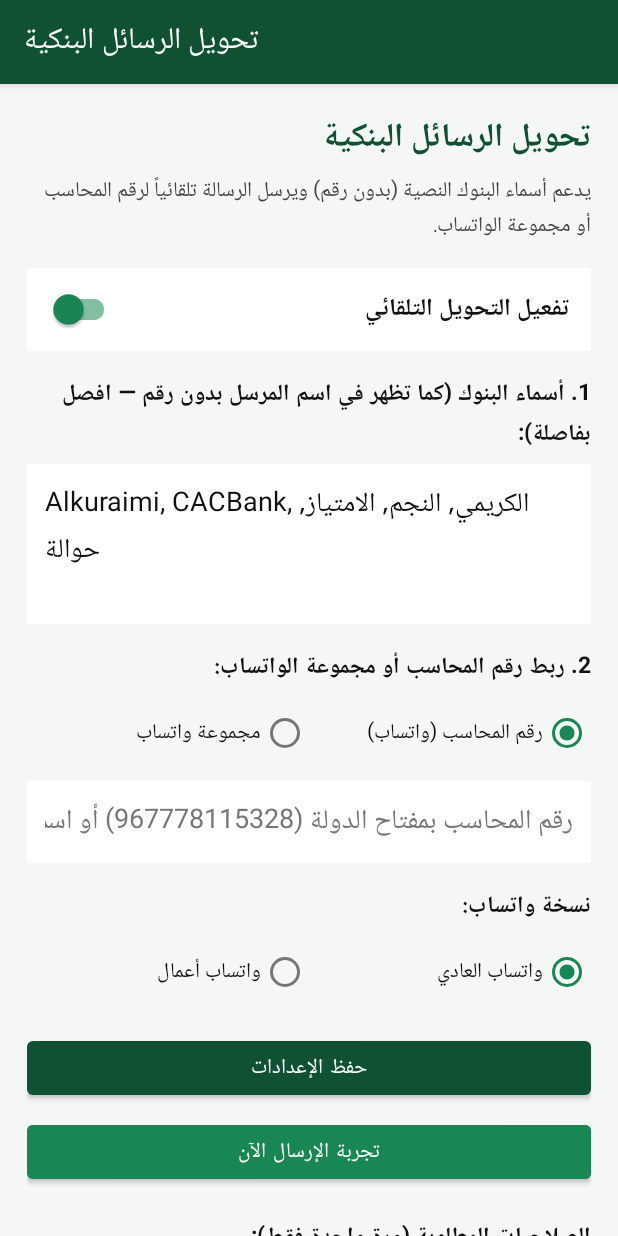
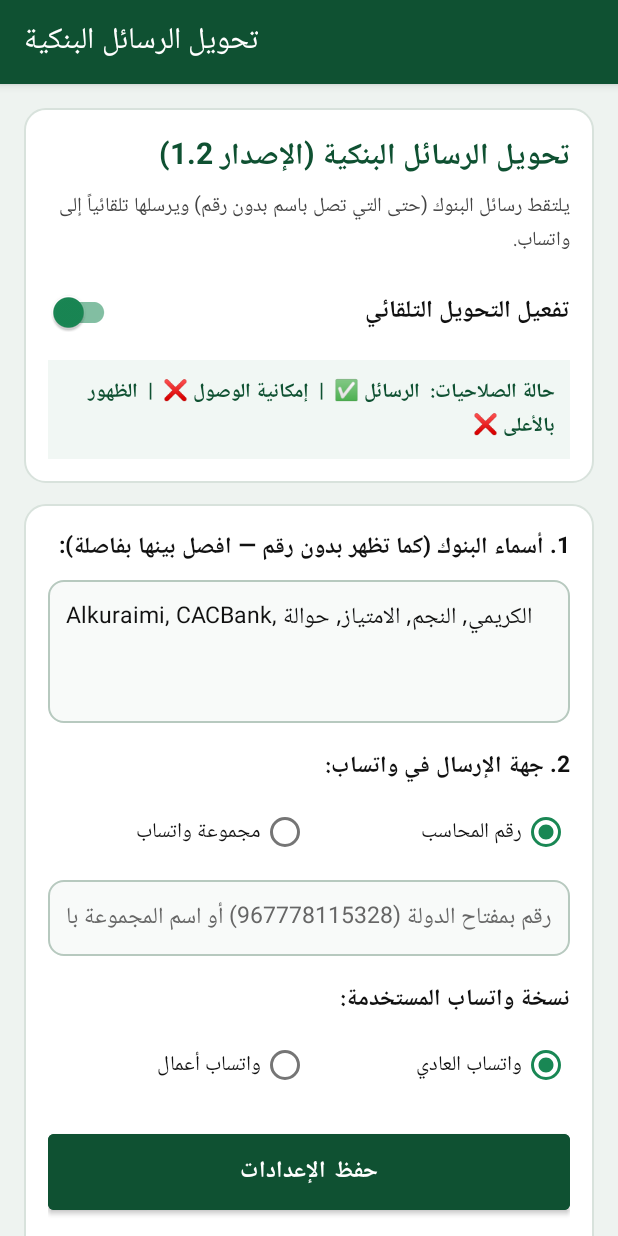
Before and after one commit to ee778115-hub/-, an Android app: the screen it shows after launch (MainActivity), on a phone screen of 412 x 824 dp. Run offline under Robolectric (Android 15) with nearby library versions, the phone set to English and light mode, and no system bars.

Commit message:
Add files via upload

```diff
--- a/BankSmsForwarder/app/build.gradle.kts
+++ b/BankSmsForwarder/app/build.gradle.kts
@@ -11,8 +11,8 @@ android {
         applicationId = "com.banksms.forwarder"
         minSdk = 24
         targetSdk = 34
-        versionCode = 2
-        versionName = "1.1"
+        versionCode = 3
+        versionName = "1.2"
     }
 
     buildTypes {
--- a/BankSmsForwarder/app/src/main/java/com/banksms/forwarder/MainActivity.kt
+++ b/BankSmsForwarder/app/src/main/java/com/banksms/forwarder/MainActivity.kt
@@ -6,6 +6,7 @@ import android.content.pm.PackageManager
 import android.net.Uri
 import android.os.Bundle
 import android.provider.Settings
+import android.text.TextUtils
 import android.widget.Button
 import android.widget.EditText
 import android.widget.RadioButton
@@ -13,6 +14,7 @@ import android.widget.RadioGroup
 import android.widget.TextView
 import android.widget.Toast
 import androidx.appcompat.app.AppCompatActivity
+import androidx.appcompat.app.AppCompatDelegate
 import androidx.core.app.ActivityCompat
 import androidx.core.content.ContextCompat
 import com.google.android.material.switchmaterial.SwitchMaterial
@@ -21,6 +23,7 @@ class MainActivity : AppCompatActivity() {
 
     private lateinit var prefs: PrefsManager
     private lateinit var switchEnabled: SwitchMaterial
+    private lateinit var tvPermissionsSummary: TextView
     private lateinit var etBankSenders: EditText
     private lateinit var rgTargetType: RadioGroup
     private lateinit var rbNumber: RadioButton
@@ -32,12 +35,14 @@ class MainActivity : AppCompatActivity() {
     private lateinit var tvStatusLog: TextView
 
     override fun onCreate(savedInstanceState: Bundle?) {
+        AppCompatDelegate.setDefaultNightMode(AppCompatDelegate.MODE_NIGHT_NO)
         super.onCreate(savedInstanceState)
         setContentView(R.layout.activity_main)
 
         prefs = PrefsManager(this)
 
         switchEnabled = findViewById(R.id.switchEnabled)
+        tvPermissionsSummary = findViewById(R.id.tvPermissionsSummary)
         etBankSenders = findViewById(R.id.etBankSenders)
         rgTargetType = findViewById(R.id.rgTargetType)
         rbNumber = findViewById(R.id.rbNumber)
@@ -62,7 +67,7 @@ class MainActivity : AppCompatActivity() {
                 "Alkuraimi",
                 "رسالة تجريبية: تم استلام حوالة بنكية بنجاح."
             )
-            tvStatusLog.text = "السجل: ${prefs.lastLog}"
+            tvStatusLog.text = prefs.lastLog
         }
 
         findViewById<Button>(R.id.btnSmsPermission).setOnClickListener {
@@ -101,7 +106,36 @@ class MainActivity : AppCompatActivity() {
 
     override fun onResume() {
         super.onResume()
-        tvStatusLog.text = "السجل: ${prefs.lastLog}"
+        tvStatusLog.text = prefs.lastLog
+        updatePermissionSummary()
+    }
+
+    private fun updatePermissionSummary() {
+        val smsOk = ContextCompat.checkSelfPermission(this, Manifest.permission.RECEIVE_SMS) == PackageManager.PERMISSION_GRANTED
+        val accOk = isAccessibilityEnabled()
+        val overlayOk = Settings.canDrawOverlays(this)
+
+        val smsIcon = if (smsOk) "✅" else "❌"
+        val accIcon = if (accOk) "✅" else "❌"
+        val ovIcon = if (overlayOk) "✅" else "❌"
+
+        tvPermissionsSummary.text = "حالة الصلاحيات:  الرسائل $smsIcon  |  إمكانية الوصول $accIcon  |  الظهور بالأعلى $ovIcon"
+    }
+
+    private fun isAccessibilityEnabled(): Boolean {
+        val enabledServices = Settings.Secure.getString(
+            contentResolver,
+            Settings.Secure.ENABLED_ACCESSIBILITY_SERVICES
+        ) ?: return false
+        val colonSplitter = TextUtils.SimpleStringSplitter(':')
+        colonSplitter.setString(enabledServices)
+        while (colonSplitter.hasNext()) {
+            val componentName = colonSplitter.next()
+            if (componentName.contains(packageName, ignoreCase = true)) {
+                return true
+            }
+        }
+        return false
     }
 
     private fun loadSettings() {
@@ -118,7 +152,8 @@ class MainActivity : AppCompatActivity() {
         } else {
             rbWhatsAppNormal.isChecked = true
         }
-        tvStatusLog.text = "السجل: ${prefs.lastLog}"
+        tvStatusLog.text = prefs.lastLog
+        updatePermissionSummary()
     }
 
     private fun saveSettings() {
@@ -143,6 +178,7 @@ class MainActivity : AppCompatActivity() {
 
         if (needed.isEmpty()) {
             Toast.makeText(this, "صلاحية الرسائل ممنوحة بالفعل", Toast.LENGTH_SHORT).show()
+            updatePermissionSummary()
         } else {
             ActivityCompat.requestPermissions(this, needed.toTypedArray(), 101)
         }
--- a/BankSmsForwarder/app/src/main/java/com/banksms/forwarder/WhatsAppForwarder.kt
+++ b/BankSmsForwarder/app/src/main/java/com/banksms/forwarder/WhatsAppForwarder.kt
@@ -45,7 +45,8 @@ object WhatsAppForwarder {
         )
 
         if (targetType == PrefsManager.TARGET_NUMBER) {
-            val cleanPhone = targetValue.replace("+", "").replace(" ", "").replace("-", "")
+            var cleanPhone = targetValue.replace("+", "").replace(" ", "").replace("-", "")
+            if (cleanPhone.startsWith("00")) cleanPhone = cleanPhone.substring(2)
             val encoded = URLEncoder.encode(formattedMessage, "UTF-8")
             val uri = Uri.parse("https://api.whatsapp.com/send?phone=$cleanPhone&text=$encoded")
             val intent = Intent(Intent.ACTION_VIEW, uri).apply {
--- /dev/null
+++ b/BankSmsForwarder/app/src/main/res/drawable/card_bg.xml
@@ -0,0 +1,6 @@
+<?xml version="1.0" encoding="utf-8"?>
+<shape xmlns:android="http://schemas.android.com/apk/res/android" android:shape="rectangle">
+    <solid android:color="#FFFFFF" />
+    <corners android:radius="14dp" />
+    <stroke android:width="1dp" android:color="#D8E2DC" />
+</shape>
--- /dev/null
+++ b/BankSmsForwarder/app/src/main/res/drawable/input_bg.xml
@@ -0,0 +1,6 @@
+<?xml version="1.0" encoding="utf-8"?>
+<shape xmlns:android="http://schemas.android.com/apk/res/android" android:shape="rectangle">
+    <solid android:color="#F8FAF9" />
+    <corners android:radius="10dp" />
+    <stroke android:width="1.2dp" android:color="#B7C9BF" />
+</shape>
--- a/BankSmsForwarder/app/src/main/res/layout/activity_main.xml
+++ b/BankSmsForwarder/app/src/main/res/layout/activity_main.xml
@@ -2,7 +2,7 @@
 <ScrollView xmlns:android="http://schemas.android.com/apk/res/android"
     android:layout_width="match_parent"
     android:layout_height="match_parent"
-    android:background="#F5F7F6"
+    android:background="#EEF3F0"
     android:fillViewport="true"
     android:layoutDirection="rtl">
 
@@ -10,41 +10,68 @@
         android:layout_width="match_parent"
         android:layout_height="wrap_content"
         android:orientation="vertical"
-        android:padding="18dp">
+        android:padding="16dp">
+
+        <!-- Header Card -->
+        <LinearLayout
+            android:layout_width="match_parent"
+            android:layout_height="wrap_content"
+            android:background="@drawable/card_bg"
+            android:orientation="vertical"
+            android:padding="16dp">
 
             <TextView
                 android:layout_width="match_parent"
                 android:layout_height="wrap_content"
-            android:text="تحويل الرسائل البنكية"
+                android:text="تحويل الرسائل البنكية (الإصدار 1.2)"
                 android:textColor="#0F5132"
-            android:textSize="22sp"
+                android:textSize="20sp"
                 android:textStyle="bold" />
 
             <TextView
                 android:layout_width="match_parent"
                 android:layout_height="wrap_content"
                 android:layout_marginTop="4dp"
-            android:layout_marginBottom="16dp"
-            android:text="يدعم أسماء البنوك النصية (بدون رقم) ويرسل الرسالة تلقائياً لرقم المحاسب أو مجموعة الواتساب."
+                android:text="يلتقط رسائل البنوك (حتى التي تصل باسم بدون رقم) ويرسلها تلقائياً إلى واتساب."
                 android:textColor="#444444"
-            android:textSize="14sp" />
+                android:textSize="13sp" />
 
             <com.google.android.material.switchmaterial.SwitchMaterial
                 android:id="@+id/switchEnabled"
                 android:layout_width="match_parent"
                 android:layout_height="wrap_content"
-            android:background="#FFFFFF"
-            android:padding="14dp"
+                android:layout_marginTop="12dp"
                 android:text="تفعيل التحويل التلقائي"
                 android:textColor="#111111"
                 android:textSize="16sp"
                 android:textStyle="bold" />
 
             <TextView
+                android:id="@+id/tvPermissionsSummary"
                 android:layout_width="match_parent"
                 android:layout_height="wrap_content"
-            android:layout_marginTop="16dp"
-            android:text="1. أسماء البنوك (كما تظهر في اسم المرسل بدون رقم — افصل بفاصلة):"
+                android:layout_marginTop="8dp"
+                android:background="#F1F7F4"
+                android:padding="10dp"
+                android:text="جاري فحص الصلاحيات..."
+                android:textColor="#0F5132"
+                android:textSize="13sp"
+                android:textStyle="bold" />
+        </LinearLayout>
+
+        <!-- Settings Card -->
+        <LinearLayout
+            android:layout_width="match_parent"
+            android:layout_height="wrap_content"
+            android:layout_marginTop="14dp"
+            android:background="@drawable/card_bg"
+            android:orientation="vertical"
+            android:padding="16dp">
+
+            <TextView
+                android:layout_width="match_parent"
+                android:layout_height="wrap_content"
+                android:text="1. أسماء البنوك (كما تظهر بدون رقم — افصل بينها بفاصلة):"
                 android:textColor="#111111"
                 android:textSize="15sp"
                 android:textStyle="bold" />
@@ -53,21 +80,22 @@
                 android:id="@+id/etBankSenders"
                 android:layout_width="match_parent"
                 android:layout_height="wrap_content"
-            android:layout_marginTop="6dp"
-            android:background="#FFFFFF"
+                android:layout_marginTop="8dp"
+                android:background="@drawable/input_bg"
                 android:gravity="top|start"
                 android:hint="مثال: Alkuraimi, CACBank, Tadhamon, الكريمي, النجم, حوالة"
                 android:inputType="textMultiLine"
                 android:minLines="3"
                 android:padding="12dp"
                 android:textColor="#111111"
-            android:textColorHint="#777777" />
+                android:textColorHint="#666666"
+                android:textSize="15sp" />
 
             <TextView
                 android:layout_width="match_parent"
                 android:layout_height="wrap_content"
                 android:layout_marginTop="16dp"
-            android:text="2. ربط رقم المحاسب أو مجموعة الواتساب:"
+                android:text="2. جهة الإرسال في واتساب:"
                 android:textColor="#111111"
                 android:textSize="15sp"
                 android:textStyle="bold" />
@@ -85,8 +113,9 @@
                     android:layout_height="wrap_content"
                     android:layout_weight="1"
                     android:checked="true"
-                android:text="رقم المحاسب (واتساب)"
-                android:textColor="#111111" />
+                    android:text="رقم المحاسب"
+                    android:textColor="#111111"
+                    android:textSize="14sp" />
 
                 <RadioButton
                     android:id="@+id/rbGroup"
@@ -94,7 +123,8 @@
                     android:layout_height="wrap_content"
                     android:layout_weight="1"
                     android:text="مجموعة واتساب"
-                android:textColor="#111111" />
+                    android:textColor="#111111"
+                    android:textSize="14sp" />
             </RadioGroup>
 
             <EditText
@@ -102,18 +132,19 @@
                 android:layout_width="match_parent"
                 android:layout_height="wrap_content"
                 android:layout_marginTop="8dp"
-            android:background="#FFFFFF"
-            android:hint="رقم المحاسب بمفتاح الدولة (967778115328) أو اسم المجموعة بالضبط"
+                android:background="@drawable/input_bg"
+                android:hint="رقم بمفتاح الدولة (967778115328) أو اسم المجموعة بالضبط"
                 android:inputType="text"
                 android:padding="12dp"
                 android:textColor="#111111"
-            android:textColorHint="#777777" />
+                android:textColorHint="#666666"
+                android:textSize="15sp" />
 
             <TextView
                 android:layout_width="match_parent"
                 android:layout_height="wrap_content"
                 android:layout_marginTop="16dp"
-            android:text="نسخة واتساب:"
+                android:text="نسخة واتساب المستخدمة:"
                 android:textColor="#111111"
                 android:textSize="15sp"
                 android:textStyle="bold" />
@@ -132,7 +163,8 @@
                     android:layout_weight="1"
                     android:checked="true"
                     android:text="واتساب العادي"
-                android:textColor="#111111" />
+                    android:textColor="#111111"
+                    android:textSize="14sp" />
 
                 <RadioButton
                     android:id="@+id/rbWhatsAppBusiness"
@@ -140,7 +172,8 @@
                     android:layout_height="wrap_content"
                     android:layout_weight="1"
                     android:text="واتساب أعمال"
-                android:textColor="#111111" />
+                    android:textColor="#111111"
+                    android:textSize="14sp" />
             </RadioGroup>
 
             <Button
@@ -148,8 +181,12 @@
                 android:layout_width="match_parent"
                 android:layout_height="wrap_content"
                 android:layout_marginTop="16dp"
+                android:backgroundTint="#0F5132"
+                android:padding="12dp"
                 android:text="حفظ الإعدادات"
-            android:textColor="#FFFFFF" />
+                android:textColor="#FFFFFF"
+                android:textSize="15sp"
+                android:textStyle="bold" />
 
             <Button
                 android:id="@+id/btnTest"
@@ -157,14 +194,26 @@
                 android:layout_height="wrap_content"
                 android:layout_marginTop="8dp"
                 android:backgroundTint="#198754"
-            android:text="تجربة الإرسال الآن"
-            android:textColor="#FFFFFF" />
+                android:padding="12dp"
+                android:text="تجربة الإرسال إلى واتساب الآن"
+                android:textColor="#FFFFFF"
+                android:textSize="15sp"
+                android:textStyle="bold" />
+        </LinearLayout>
+
+        <!-- Permissions Card -->
+        <LinearLayout
+            android:layout_width="match_parent"
+            android:layout_height="wrap_content"
+            android:layout_marginTop="14dp"
+            android:background="@drawable/card_bg"
+            android:orientation="vertical"
+            android:padding="16dp">
 
             <TextView
                 android:layout_width="match_parent"
                 android:layout_height="wrap_content"
-            android:layout_marginTop="20dp"
-            android:text="الصلاحيات المطلوبة (مرة واحدة فقط):"
+                android:text="الصلاحيات المطلوبة (فعّلها مرة واحدة):"
                 android:textColor="#111111"
                 android:textSize="15sp"
                 android:textStyle="bold" />
@@ -173,8 +222,8 @@
                 android:id="@+id/btnSmsPermission"
                 android:layout_width="match_parent"
                 android:layout_height="wrap_content"
-            android:layout_marginTop="8dp"
-            android:backgroundTint="#495057"
+                android:layout_marginTop="10dp"
+                android:backgroundTint="#374151"
                 android:text="1. صلاحية قراءة رسائل البنوك (SMS)"
                 android:textColor="#FFFFFF" />
 
@@ -183,7 +232,7 @@
                 android:layout_width="match_parent"
                 android:layout_height="wrap_content"
                 android:layout_marginTop="8dp"
-            android:backgroundTint="#495057"
+                android:backgroundTint="#374151"
                 android:text="2. تفعيل خدمة إمكانية الوصول للإرسال التلقائي"
                 android:textColor="#FFFFFF" />
 
@@ -201,20 +250,38 @@
                 android:layout_width="match_parent"
                 android:layout_height="wrap_content"
                 android:layout_marginTop="8dp"
-            android:backgroundTint="#495057"
+                android:backgroundTint="#374151"
                 android:text="4. استثناء التطبيق من توفير البطارية"
                 android:textColor="#FFFFFF" />
+        </LinearLayout>
+
+        <!-- Status Log Card -->
+        <LinearLayout
+            android:layout_width="match_parent"
+            android:layout_height="wrap_content"
+            android:layout_marginTop="14dp"
+            android:layout_marginBottom="16dp"
+            android:background="@drawable/card_bg"
+            android:orientation="vertical"
+            android:padding="14dp">
+
+            <TextView
+                android:layout_width="match_parent"
+                android:layout_height="wrap_content"
+                android:text="سجل الحالة المباشر:"
+                android:textColor="#0F5132"
+                android:textSize="14sp"
+                android:textStyle="bold" />
 
             <TextView
                 android:id="@+id/tvStatusLog"
                 android:layout_width="match_parent"
                 android:layout_height="wrap_content"
-            android:layout_marginTop="18dp"
-            android:background="#FFFFFF"
-            android:padding="12dp"
-            android:text="السجل: جاهز لاستقبال رسائل البنوك."
+                android:layout_marginTop="6dp"
+                android:text="جاهز لاستقبال رسائل البنوك."
                 android:textColor="#111111"
                 android:textSize="13sp" />
+        </LinearLayout>
 
     </LinearLayout>
 </ScrollView>
--- a/BankSmsForwarder/app/src/main/res/values/themes.xml
+++ b/BankSmsForwarder/app/src/main/res/values/themes.xml
@@ -5,5 +5,6 @@
         <item name="colorOnPrimary">#FFFFFF</item>
         <item name="colorSecondary">#198754</item>
         <item name="colorOnSecondary">#FFFFFF</item>
+        <item name="android:forceDarkAllowed">false</item>
     </style>
 </resources>
```
Also changed, not shown: 1 other file. Lines whose indentation alone changed are shown as unchanged.
